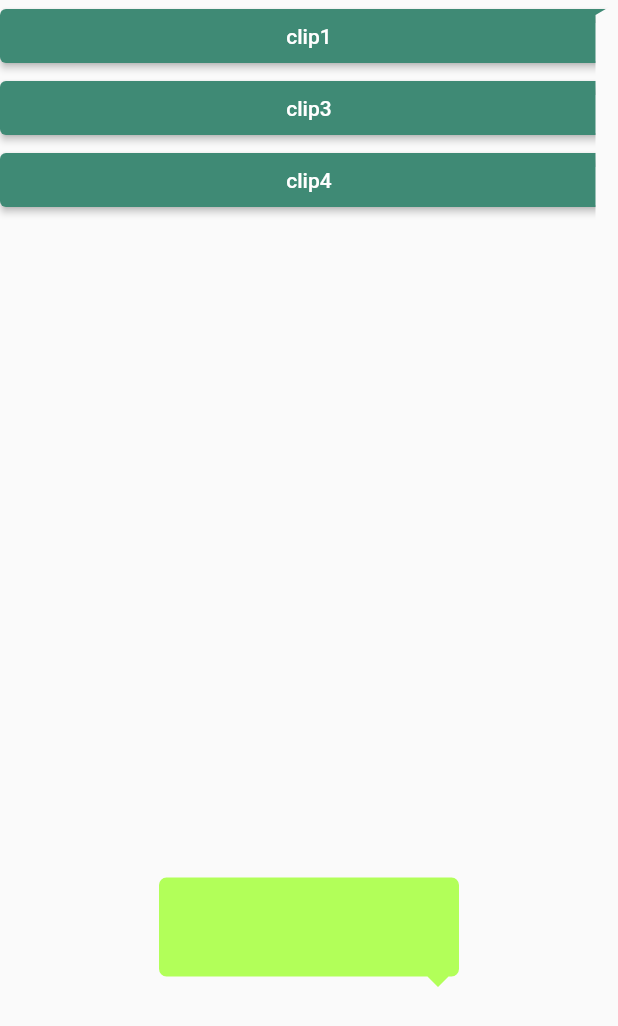
After one commit to Ignacio1110/my_first_getx_project, a Flutter app: the CustomClippersExample screen opened directly, after a tap on "clip3", on a phone screen of 412 x 824 dp. The commit adds this screen. Shown: the top 1026 px of the screen. Run offline on Flutter 3.47's test engine with Material 2 defaults, Android fonts, the light colour scheme and no system bars; our stand-ins replace dio, extended_image, flutter_local_notifications, get, pull_to_refresh_flutter3, video_player; missing offline and left inert: http_client_helper, image_editor, photo_manager, wechat_assets_picker.

Commit message:
feat clipper path example

```diff
--- /dev/null
+++ b/lib/custom_clippers_example/clippers/clipper_1.dart
@@ -0,0 +1,71 @@
+//author KinjalDhamat312
+// /
+// FlutterChatBubble
+
+import 'package:flutter/material.dart';
+
+class ChatBubbleClipper1 extends CustomClipper<Path> {
+  ///The values assigned to the clipper types [BubbleType.sendBubble] and
+  ///[BubbleType.receiverBubble] are distinct.
+  final bool isSend;
+
+  ///The radius, which creates the curved appearance of the chat widget,
+  ///has a default value of 10.
+  final double radius;
+
+  /// The "nip" creates the curved shape of the chat widget
+  /// and has a default nipHeight of 10.
+  final double nipHeight;
+
+  /// The "nip" creates the curved shape of the chat widget
+  /// and has a default nipWidth of 15.
+  final double nipWidth;
+
+  /// The "nip" creates the curved shape of the chat widget
+  /// and has a default nipRadius of 3.
+  final double nipRadius;
+
+  ChatBubbleClipper1(
+      {required this.isSend,
+      this.radius = 10,
+      this.nipHeight = 10,
+      this.nipWidth = 15,
+      this.nipRadius = 3});
+  @override
+  Path getClip(Size size) {
+    var path = Path();
+
+    if (isSend) {
+      path.lineTo(size.width - nipRadius, 0);
+      path.arcToPoint(Offset(size.width - nipRadius, nipRadius),
+          radius: Radius.circular(nipRadius));
+      path.lineTo(size.width - nipWidth, nipHeight);
+      path.lineTo(size.width - nipWidth, size.height - radius);
+      path.arcToPoint(Offset(size.width - nipWidth - radius, size.height),
+          radius: Radius.circular(radius));
+      path.lineTo(radius, size.height);
+      path.arcToPoint(Offset(0, size.height - radius),
+          radius: Radius.circular(radius));
+      path.lineTo(0, radius);
+      path.arcToPoint(Offset(radius, 0), radius: Radius.circular(radius));
+    } else {
+      path.lineTo(size.width - radius, 0);
+      path.arcToPoint(Offset(size.width, radius),
+          radius: Radius.circular(radius));
+      path.lineTo(size.width, size.height - radius);
+      path.arcToPoint(Offset(size.width - radius, size.height),
+          radius: Radius.circular(radius));
+      path.lineTo(radius + nipWidth, size.height);
+      path.arcToPoint(Offset(nipWidth, size.height - radius),
+          radius: Radius.circular(radius));
+      path.lineTo(nipWidth, nipHeight);
+      path.lineTo(nipRadius, nipRadius);
+      path.arcToPoint(Offset(nipRadius, 0), radius: Radius.circular(nipRadius));
+    }
+
+    return path;
+  }
+
+  @override
+  bool shouldReclip(CustomClipper<Path> oldClipper) => false;
+}
--- /dev/null
+++ b/lib/custom_clippers_example/clippers/clipper_3.dart
@@ -0,0 +1,62 @@
+//客製化的path
+import 'package:flutter/material.dart';
+
+class BubbleClipper3 extends CustomClipper<Path> {
+  final bool left;
+  final bool top;
+
+  ///The radius, which creates the curved appearance of the chat widget,
+  ///has a default value of 5.
+  final double radius;
+
+  /// The "nip" creates the curved shape of the chat widget
+  /// and has a default nipSize of 7.
+  final double nipSize;
+
+  /// The "nip" creates the curved shape of the chat widget
+  /// offset show distance from bottom and has default value 10.
+  final double offset;
+
+  BubbleClipper3(
+      {required this.left,
+      this.top = true,
+      this.radius = 5,
+      this.offset = 10,
+      this.nipSize = 7});
+
+  @override
+  Path getClip(Size size) {
+    var path = Path();
+
+    path.addRRect(RRect.fromLTRBR(0, 0 + nipSize, size.width,
+        size.height - nipSize, Radius.circular(radius)));
+
+    var path2 = Path();
+    path2.moveTo(nipSize, 0);
+    path2.lineTo(2 * nipSize, nipSize);
+    path2.lineTo(0, nipSize);
+    var path3 = Path();
+    path3.lineTo(2 * nipSize, 0);
+    path3.lineTo(nipSize, nipSize);
+    path3.lineTo(0, 0);
+    if (left) {
+      if (top) {
+        path.addPath(path2, Offset(nipSize, 0));
+      } else {
+        path.addPath(path3, Offset(nipSize, size.height - nipSize));
+      }
+    } else {
+      if (top) {
+        path.addPath(path2, Offset(size.width - 3 * nipSize, 0));
+      } else {
+        path.addPath(
+            path3, Offset(size.width - 3 * nipSize, size.height - nipSize));
+      }
+    }
+
+    return path;
+  }
+
+  @override
+  bool shouldReclip(CustomClipper<Path> oldClipper) => false;
+}
--- /dev/null
+++ b/lib/custom_clippers_example/clippers/clipper_4.dart
@@ -0,0 +1,63 @@
+import 'package:flutter/material.dart';
+
+/// This class is a sample of a custom clipper that creates a visually
+/// appealing chat bubble.
+///
+/// The chat bubble is shaped as shown in the following illustration:
+/// ![Image](https://user-images.githubusercontent.com/25680329/218024846-7857310f-8537-4b76-bd1e-f8ef995a0acb.png)
+class ChatBubbleClipper4 extends CustomClipper<Path> {
+  ///The values assigned to the clipper types [BubbleType.sendBubble] and
+  ///[BubbleType.receiverBubble] are distinct.
+  final bool isSend;
+
+  ///The radius, which creates the curved appearance of the chat widget,
+  ///has a default value of 5.
+  final double radius;
+
+  /// The "nip" creates the curved shape of the chat widget
+  /// and has a default nipSize of 7.
+  final double nipSize;
+
+  /// The "nip" creates the curved shape of the chat widget
+  /// offset show distance from bottom and has default value 10.
+  final double offset;
+
+  ChatBubbleClipper4(
+      {required this.isSend,
+      this.radius = 5,
+      this.offset = 10,
+      this.nipSize = 7});
+
+  @override
+  Path getClip(Size size) {
+    var path = Path();
+
+    if (isSend) {
+      path.addRRect(RRect.fromLTRBR(
+          0, 0, size.width - nipSize, size.height, Radius.circular(radius)));
+
+      var path2 = Path();
+      path2.lineTo(nipSize, nipSize);
+      path2.lineTo(0, 2 * nipSize);
+      path2.lineTo(0, 0);
+
+      path.addPath(path2,
+          Offset(size.width - nipSize, size.height - offset - 2 * nipSize));
+    } else {
+      path.addRRect(RRect.fromLTRBR(
+          nipSize, 0, size.width, size.height, Radius.circular(radius)));
+
+      var path2 = Path();
+      path2.lineTo(0, 2 * nipSize);
+      path2.lineTo(-nipSize, nipSize);
+      path2.lineTo(0, 0);
+
+      path.addPath(path2, Offset(nipSize, size.height - offset - 2 * nipSize));
+    }
+
+    return path;
+  }
+
+  @override
+  bool shouldReclip(CustomClipper<Path> oldClipper) => false;
+}
--- /dev/null
+++ b/lib/custom_clippers_example/custom_clippers_example.dart
@@ -0,0 +1,92 @@
+import 'package:flutter/material.dart';
+import 'package:get/get.dart';
+import 'package:my_first_getx_project/custom_clippers_example/clippers/clipper_3.dart';
+
+import 'clippers/clipper_1.dart';
+import 'clippers/clipper_4.dart';
+
+///這個範例用來展示flutter的裁切相關Widget以及CustomPath的裁切
+class CustomClippersExample extends StatefulWidget {
+  const CustomClippersExample({Key? key}) : super(key: key);
+
+  @override
+  State<CustomClippersExample> createState() => _CustomClippersExampleState();
+}
+
+class _CustomClippersExampleState extends State<CustomClippersExample> {
+  CustomClipper<Path> buttonClipper = ChatBubbleClipper1(
+    isSend: true,
+  );
+
+  @override
+  Widget build(BuildContext context) {
+    return Scaffold(
+      body: ClipPath(
+        clipper: ChatBubbleClipper1(
+          isSend: true,
+        ),
+        child: Column(
+          children: [
+            Expanded(
+              child: ListView(
+                children: [
+                  SizedBox(
+                    width: Get.size.width,
+                    child: ElevatedButton(
+                      onPressed: () {
+                        setState(() {
+                          buttonClipper = ChatBubbleClipper1(
+                            isSend: true,
+                          );
+                        });
+                      },
+                      child: Text('clip1'),
+                    ),
+                  ),
+                  SizedBox(
+                    width: Get.size.width,
+                    child: ElevatedButton(
+                      onPressed: () {
+                        setState(() {
+                          buttonClipper = BubbleClipper3(
+                            left: false,
+                            top: false,
+                          );
+                        });
+                      },
+                      child: Text('clip3'),
+                    ),
+                  ),
+                  SizedBox(
+                    width: Get.size.width,
+                    child: ElevatedButton(
+                      onPressed: () {
+                        setState(() {
+                          buttonClipper = ChatBubbleClipper4(
+                            isSend: true,
+                          );
+                        });
+                      },
+                      child: Text('clip4'),
+                    ),
+                  ),
+                ],
+              ),
+            ),
+            Expanded(
+                child: Center(
+              child: ClipPath(
+                clipper: buttonClipper,
+                child: Container(
+                  width: 200,
+                  height: 80,
+                  color: Colors.lightGreenAccent,
+                ),
+              ),
+            ))
+          ],
+        ),
+      ),
+    );
+  }
+}
--- a/lib/main.dart
+++ b/lib/main.dart
@@ -1,5 +1,6 @@
 import 'package:flutter/material.dart';
 import 'package:get/get.dart';
+import 'package:my_first_getx_project/custom_clippers_example/custom_clippers_example.dart';
 import 'package:my_first_getx_project/refresh_example/refresh_example.dart';
 import 'package:my_first_getx_project/sliver_example/sliver_example.dart';
 import 'package:my_first_getx_project/sliver_example/sliver_example_theme.dart';
@@ -59,6 +60,10 @@ class MyApp extends StatelessWidget {
                     onPressed: () => Get.to(() => IsolateExample()),
                     child: Text("isolate"),
                   ),
+                  ElevatedButton(
+                    onPressed: () => Get.to(() => CustomClippersExample()),
+                    child: Text("custom clippers"),
+                  ),
                 ],
               ),
             ),
--- a/pubspec.yaml
+++ b/pubspec.yaml
@@ -45,6 +45,7 @@ dependencies:
   image_editor: any
   image: any
   pull_to_refresh_flutter3: any
+  flutter_animate: ^4.1.1
 
 dev_dependencies:
   integration_test:
```
Also changed, not shown: pubspec.lock, 1 other file.
